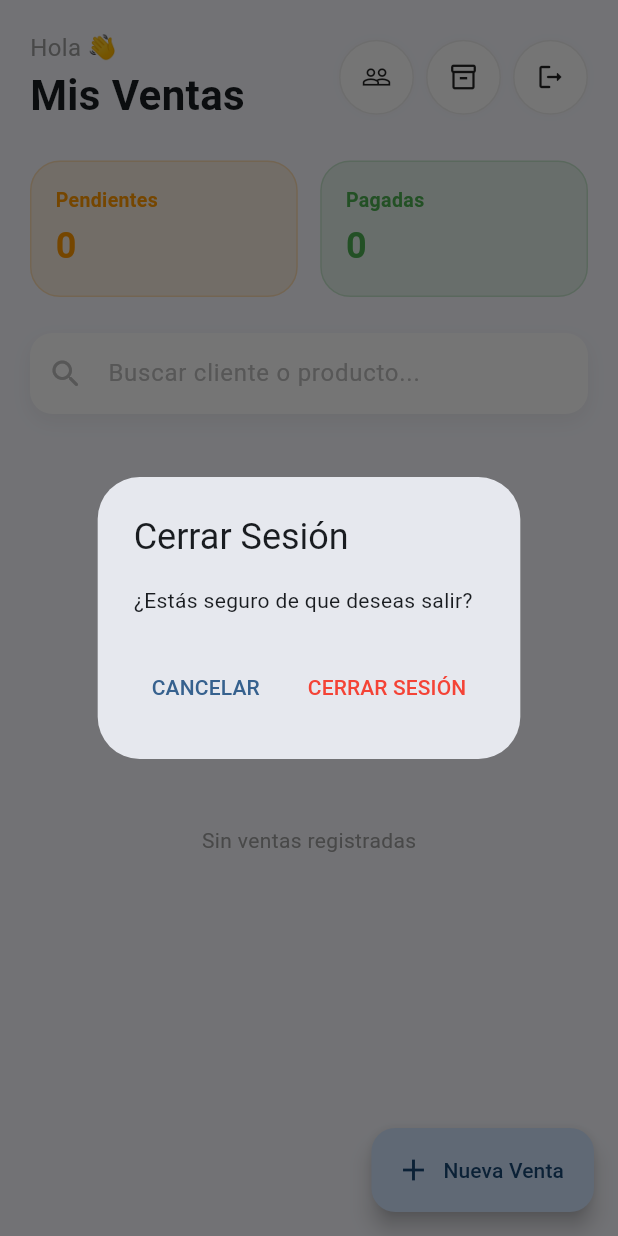
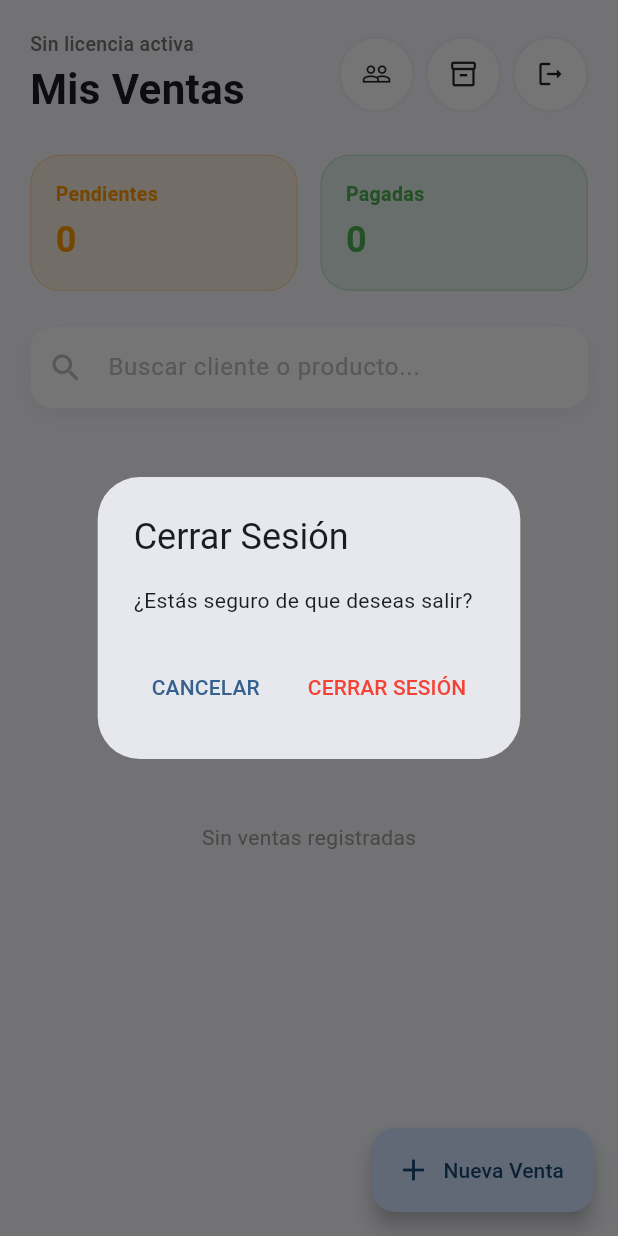
Before and after one commit to decoy91/control-ventas, a Flutter app: the HomeScreen screen opened directly, after a tap on the "logout" icon, on a phone screen of 412 x 824 dp. Run offline on Flutter 3.47's test engine with Material 3 defaults, Android fonts, the phone set to English and light mode, and no system bars; our stand-ins replace cloud_firestore, confetti, device_info_plus, firebase_core, image_picker, permission_handler and 3 more; missing offline and left inert: contacts_service_plus; accounts and stored records are empty.

Commit message:
Detalles menores y pantalla de  inicio con los dias de la licencia

```diff
--- a/lib/screens/home_screen.dart
+++ b/lib/screens/home_screen.dart
@@ -1,6 +1,8 @@
 import 'package:flutter/material.dart';
 import 'package:flutter/services.dart';
 import 'package:url_launcher/url_launcher.dart';
+import 'package:shared_preferences/shared_preferences.dart'; // 🔥 Importado
+import 'package:cloud_firestore/cloud_firestore.dart'; // 🔥 Importado
 import '../models/venta.dart';
 import '../repositories/venta_repository.dart';
 import '../repositories/cliente_repository.dart';
@@ -26,10 +28,53 @@ class _HomeScreenState extends State<HomeScreen> {
   String filtro = 'todas';
   String busqueda = '';
 
+  // Variable para la licencia
+  String diasRestantesMsg = "Cargando...";
+
   @override
   void initState() {
     super.initState();
     cargarVentas();
+    _obtenerDiasRestantes(); // 🔥 Llamada al iniciar
+  }
+
+  // 🔥 Lógica para calcular días restantes desde Firebase
+  Future<void> _obtenerDiasRestantes() async {
+    try {
+      final prefs = await SharedPreferences.getInstance();
+      final codigo = prefs.getString('codigo_licencia');
+
+      if (codigo != null) {
+        final doc = await FirebaseFirestore.instance
+            .collection('licencias')
+            .doc(codigo)
+            .get();
+
+        if (doc.exists) {
+          final Timestamp? fechaExp = doc.data()?['fecha_expiracion'];
+          if (fechaExp != null) {
+            final ahora = DateTime.now();
+            final diferencia = fechaExp.toDate().difference(ahora).inDays;
+
+            if (mounted) {
+              setState(() {
+                if (diferencia <= 0) {
+                  diasRestantesMsg = "Licencia expirada ⚠️";
+                } else if (diferencia <= 5) {
+                  diasRestantesMsg = "Vence en $diferencia días ⏳";
+                } else {
+                  diasRestantesMsg = "Días de licencia: $diferencia";
+                }
+              });
+            }
+            return;
+          }
+        }
+      }
+      if (mounted) setState(() => diasRestantesMsg = "Sin licencia activa");
+    } catch (e) {
+      if (mounted) setState(() => diasRestantesMsg = "Licencia activa");
+    }
   }
 
   Future<void> cargarVentas() async {
@@ -143,6 +188,8 @@ class _HomeScreenState extends State<HomeScreen> {
     );
 
     if (salir == true && mounted) {
+      final prefs = await SharedPreferences.getInstance();
+      await prefs.setBool('activado', false); // Marcamos como no activado
       Navigator.pushAndRemoveUntil(
         context,
         MaterialPageRoute(builder: (context) => const ActivationScreen()),
@@ -201,11 +248,22 @@ class _HomeScreenState extends State<HomeScreen> {
     return Row(
       mainAxisAlignment: MainAxisAlignment.spaceBetween,
       children: [
-        const Column(
+        Column(
           crossAxisAlignment: CrossAxisAlignment.start,
           children: [
-            Text("Hola 👋", style: TextStyle(color: Colors.grey, fontSize: 16)),
-            Text("Mis Ventas", style: TextStyle(fontSize: 28, fontWeight: FontWeight.bold)),
+            // 🔥 Mostramos los días restantes aquí
+            Text(
+              diasRestantesMsg,
+              style: TextStyle(
+                color: diasRestantesMsg.contains('expirada') ? Colors.red : Colors.grey.shade600,
+                fontSize: 13,
+                fontWeight: FontWeight.w500
+              )
+            ),
+            const Text(
+              "Mis Ventas",
+              style: TextStyle(fontSize: 28, fontWeight: FontWeight.bold)
+            ),
           ],
         ),
         Row(
@@ -322,7 +380,7 @@ class _HomeScreenState extends State<HomeScreen> {
 }
 
 // ==========================================
-// WIDGETS DE APOYO ACTUALIZADOS
+// WIDGETS DE APOYO
 // ==========================================
 
 class _StatCard extends StatelessWidget {
@@ -347,7 +405,6 @@ class _StatCard extends StatelessWidget {
       child: Container(
         padding: const EdgeInsets.all(16),
         decoration: BoxDecoration(
-          // 🔥 Fondo tenue cuando no está activo, sólido cuando sí
           color: isActive ? color : color.withOpacity(0.12),
           borderRadius: BorderRadius.circular(20),
           border: Border.all(
@@ -361,7 +418,6 @@ class _StatCard extends StatelessWidget {
             Text(
               label,
               style: TextStyle(
-                // 🔥 Texto del color original siempre para legibilidad
                 color: isActive ? Colors.white : color,
                 fontWeight: FontWeight.bold,
                 fontSize: 13
```
Also changed, not shown: lib/repositories/venta_repository.dart (+52 -11 lines).
